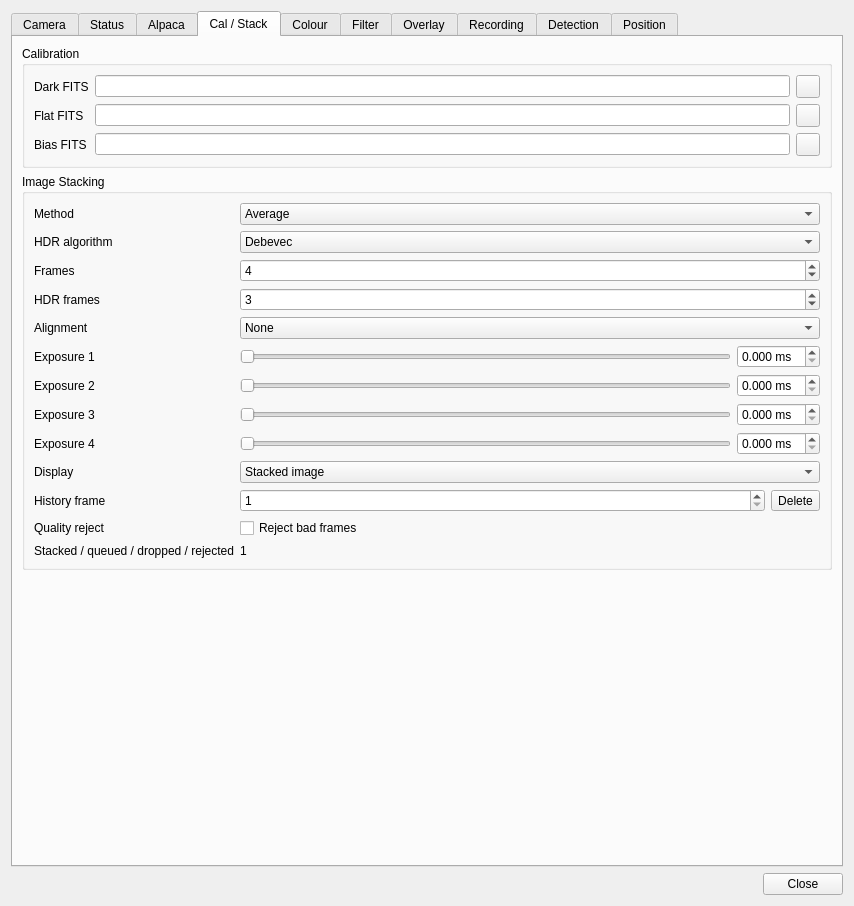
Before: the Qt Designer form plugins/feature/camera/camerasettingsdialog.ui in srcejon/sdrangel, drawn with Qt 5.
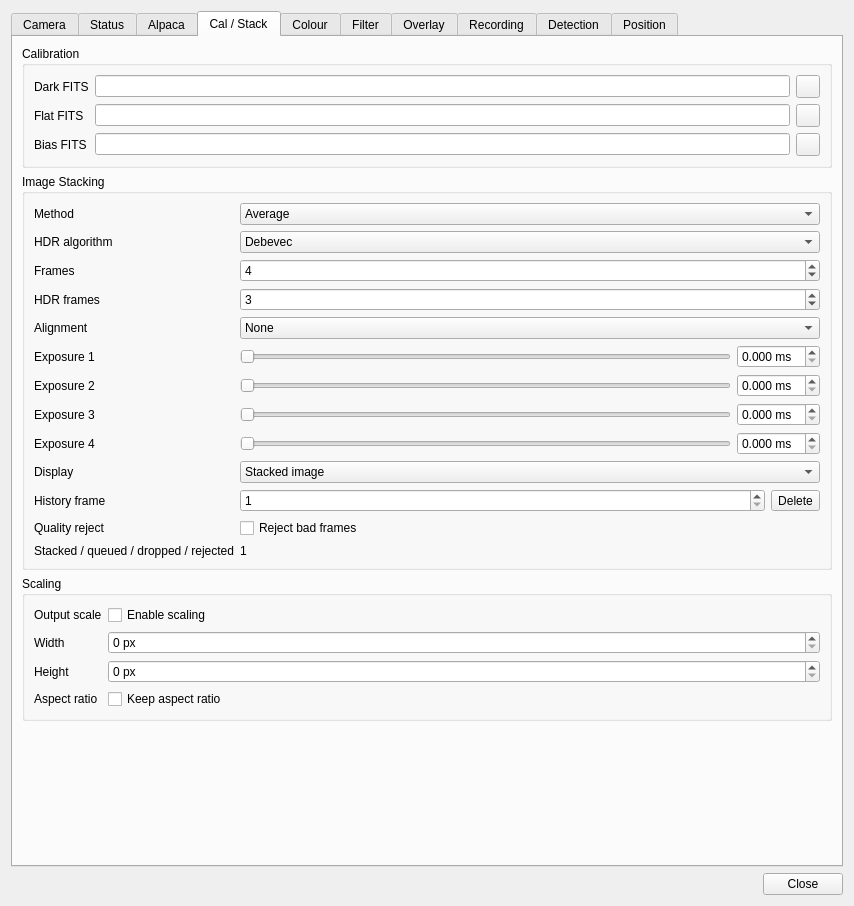
After: the same form once the commit is applied. The open tabs and pages were chosen to show the change. Icons and pictures are not drawn. Custom widgets are drawn as their Qt base class.

Commit message: Add camera output scaling controls

Diff of the .ui file:
```diff
--- a/plugins/feature/camera/camerasettingsdialog.ui
+++ b/plugins/feature/camera/camerasettingsdialog.ui
@@ -1874,6 +1874,95 @@
          </layout>
         </widget>
        </item>
+       <item alignment="Qt::AlignmentFlag::AlignTop">
+        <widget class="QGroupBox" name="scaleGroup">
+         <property name="sizePolicy">
+          <sizepolicy hsizetype="Preferred" vsizetype="Maximum">
+           <horstretch>0</horstretch>
+           <verstretch>0</verstretch>
+          </sizepolicy>
+         </property>
+         <property name="title">
+          <string>Scaling</string>
+         </property>
+         <layout class="QFormLayout" name="formLayout_scaling">
+          <item row="0" column="0">
+           <widget class="QLabel" name="scaleEnabledLabel">
+            <property name="text">
+             <string>Output scale</string>
+            </property>
+           </widget>
+          </item>
+          <item row="0" column="1">
+           <widget class="QCheckBox" name="scaleEnabledCheck">
+            <property name="toolTip">
+             <string>Scale calibrated and stacked frames before downstream filtering, detection, display and recording</string>
+            </property>
+            <property name="text">
+             <string>Enable scaling</string>
+            </property>
+           </widget>
+          </item>
+          <item row="1" column="0">
+           <widget class="QLabel" name="scaleWidthLabel">
+            <property name="text">
+             <string>Width</string>
+            </property>
+           </widget>
+          </item>
+          <item row="1" column="1">
+           <widget class="QSpinBox" name="scaleWidthSpin">
+            <property name="toolTip">
+             <string>Scaled output width in pixels; 0 keeps the source width</string>
+            </property>
+            <property name="suffix">
+             <string> px</string>
+            </property>
+            <property name="maximum">
+             <number>65535</number>
+            </property>
+           </widget>
+          </item>
+          <item row="2" column="0">
+           <widget class="QLabel" name="scaleHeightLabel">
+            <property name="text">
+             <string>Height</string>
+            </property>
+           </widget>
+          </item>
+          <item row="2" column="1">
+           <widget class="QSpinBox" name="scaleHeightSpin">
+            <property name="toolTip">
+             <string>Scaled output height in pixels; 0 keeps the source height</string>
+            </property>
+            <property name="suffix">
+             <string> px</string>
+            </property>
+            <property name="maximum">
+             <number>65535</number>
+            </property>
+           </widget>
+          </item>
+          <item row="3" column="0">
+           <widget class="QLabel" name="scaleKeepAspectRatioLabel">
+            <property name="text">
+             <string>Aspect ratio</string>
+            </property>
+           </widget>
+          </item>
+          <item row="3" column="1">
+           <widget class="QCheckBox" name="scaleKeepAspectRatioCheck">
+            <property name="toolTip">
+             <string>Fit the scaled output inside the requested size without stretching the image</string>
+            </property>
+            <property name="text">
+             <string>Keep aspect ratio</string>
+            </property>
+           </widget>
+          </item>
+         </layout>
+        </widget>
+       </item>
        <item>
         <spacer name="verticalSpacerStacking">
          <property name="orientation">
```
The commit also changes 7 other files.
